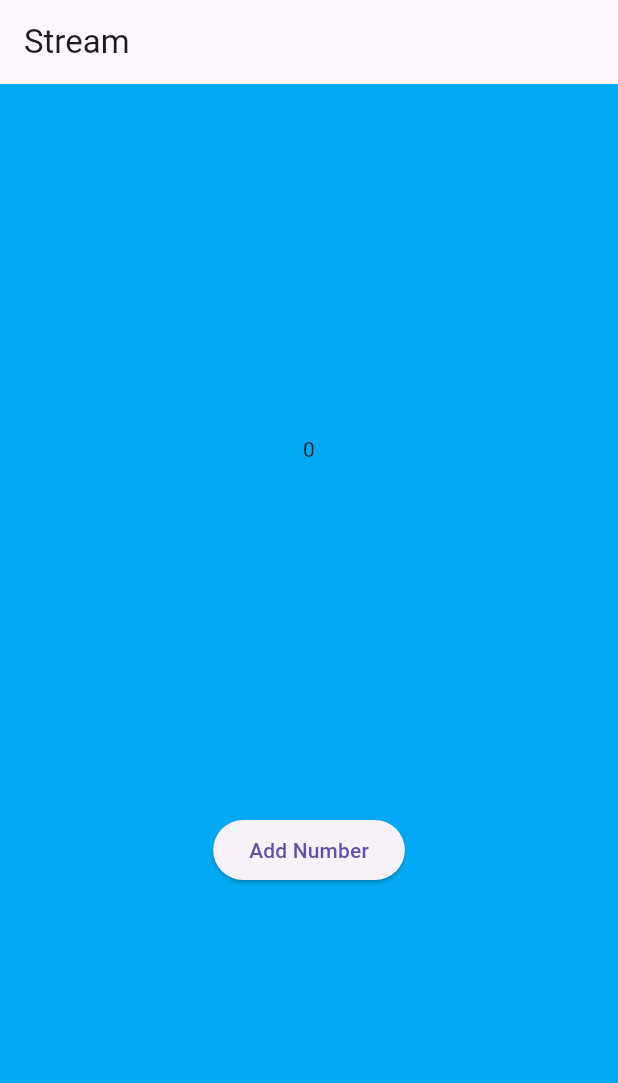
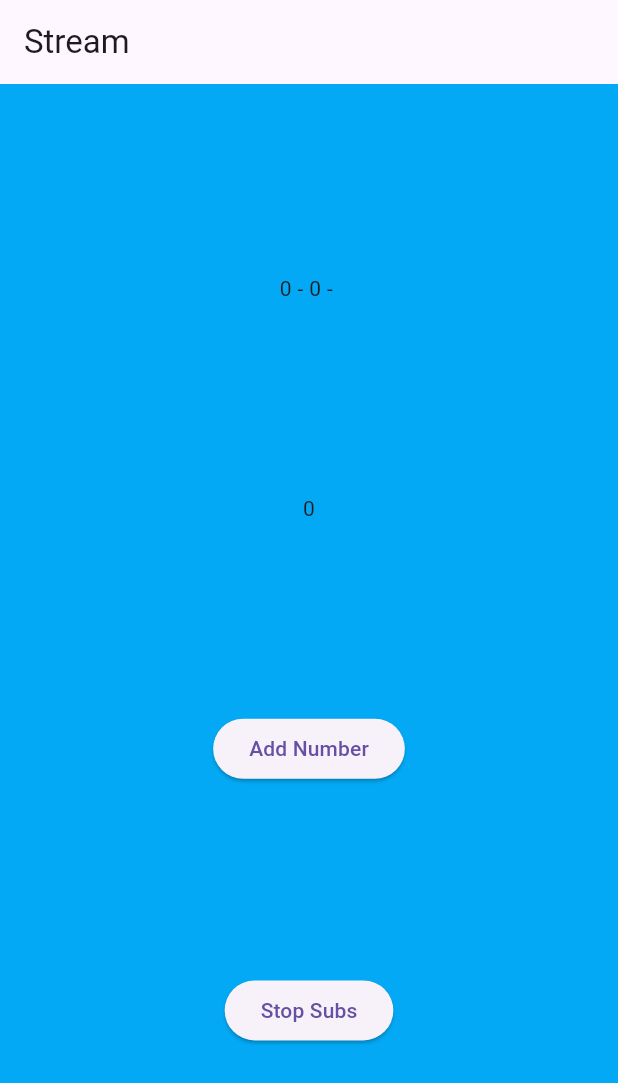
Before and after one commit to Ruphasa/Mobile_25-26, a Flutter app: the screen it shows after launch, after a tap on "Add Number", on a phone screen of 412 x 824 dp. Shown: the top 1083 px of the screen. Run offline on Flutter 3.47's test engine with Material 3 defaults, Android fonts, the light colour scheme and no system bars; our stand-ins replace auto_size_text, camera, geolocator.

Commit message:
Feat : praktikum 4 and 5

```diff
--- a/codelab12_dart/stream_rizqi/lib/main.dart
+++ b/codelab12_dart/stream_rizqi/lib/main.dart
@@ -14,9 +14,7 @@ class MyApp extends StatelessWidget {
   Widget build(BuildContext context) {
     return MaterialApp(
       title: 'Stream',
-      theme: ThemeData(
-        primarySwatch: Colors.deepPurple,
-      ),
+      theme: ThemeData(primarySwatch: Colors.deepPurple),
       home: const StreamHomePage(),
     );
   }
@@ -30,6 +28,13 @@ class StreamHomePage extends StatefulWidget {
 }
 
 class _StreamHomePageState extends State<StreamHomePage> {
+  //stream subscription part 2
+  late StreamSubscription subscription2;
+  String values = '';
+
+  //stream subscription
+  late StreamSubscription subscription;
+
   //stream color
   Color bgColor = Colors.blueGrey;
   late ColorStream colorStream;
@@ -44,6 +49,7 @@ class _StreamHomePageState extends State<StreamHomePage> {
 
   @override
   void initState() {
+
     //stream transformation
     transformer = StreamTransformer<int, int>.fromHandlers(
       handleData: (value, sink) {
@@ -52,21 +58,42 @@ class _StreamHomePageState extends State<StreamHomePage> {
       handleError: (error, stackTrace, sink) {
         sink.add(-1);
       },
-      handleDone: (sink) => sink.close());
+      handleDone: (sink) => sink.close(),
+    );
 
     //stream number
     numberStream = NumberStream();
     numberStreamController = numberStream.controller;
-    Stream stream = numberStreamController.stream;
+    Stream stream = numberStreamController.stream.asBroadcastStream();
 
-    stream.transform(transformer).listen((event) {
+    //stream subscription part 2
+    subscription = stream.listen((event) {
+      setState(() {
+        values += '$event - ';
+      });
+    });
+
+    subscription2 = stream.listen((event) {
+      setState(() {
+        values += '$event - ';
+      });
+    });
+
+    //stream subscription
+    subscription = stream.listen((event) {
       setState(() {
         lastNumber = event;
       });
-    }).onError((error) {
+    });
+
+    subscription.onError((error) {
       setState(() {
         lastNumber = -1;
       });
+    });
+
+    subscription.onDone(() {
+      print('onDone was called');
     });
 
     //stream color
@@ -79,6 +106,7 @@ class _StreamHomePageState extends State<StreamHomePage> {
   @override
   void dispose() {
     numberStream.close();
+    subscription.cancel();
     super.dispose();
   }
 
@@ -93,26 +121,40 @@ class _StreamHomePageState extends State<StreamHomePage> {
   void addRandomNumber() {
     Random random = Random();
     int myNum = random.nextInt(10);
-    numberStream.addNumberToSink(myNum);
+    if (!numberStreamController.isClosed) {
+      numberStream.addNumberToSink(myNum);
+    }else{
+      setState(() {
+        lastNumber = -1;
+      });
+    }
+  }
+
+  void stopStream() {
+    numberStreamController.close();
   }
 
   @override
   Widget build(BuildContext context) {
     return Scaffold(
-      appBar: AppBar(
-        title: const Text('Stream'),
-      ),
+      appBar: AppBar(title: const Text('Stream')),
       body: Container(
-        decoration: BoxDecoration(
-          color: bgColor,
-        ),
+        decoration: BoxDecoration(color: bgColor),
         width: double.infinity,
         child: Column(
           mainAxisAlignment: MainAxisAlignment.spaceEvenly,
           crossAxisAlignment: CrossAxisAlignment.center,
           children: [
+            Text(values),
             Text(lastNumber.toString()),
-            ElevatedButton(onPressed: addRandomNumber, child: const Text('Add Number'))
+            ElevatedButton(
+              onPressed: addRandomNumber,
+              child: const Text('Add Number'),
+            ),
+            ElevatedButton(
+              onPressed: () => stopStream(),
+              child: const Text('Stop Subs'),
+            ),
           ],
         ),
       ),
```
